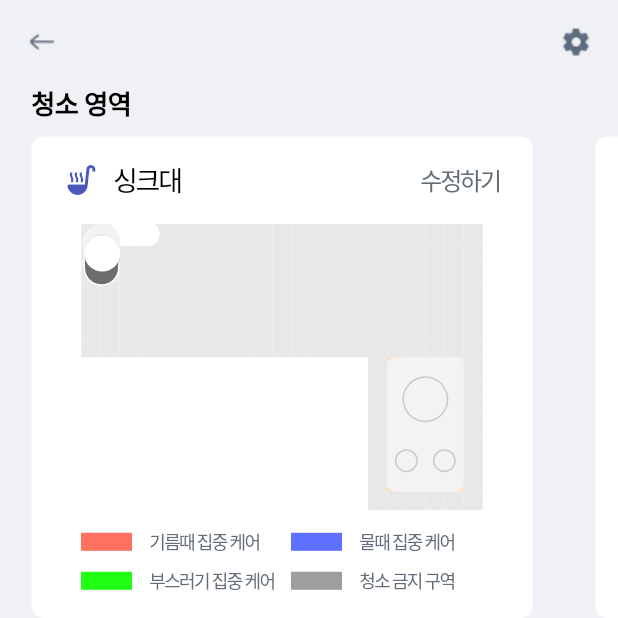
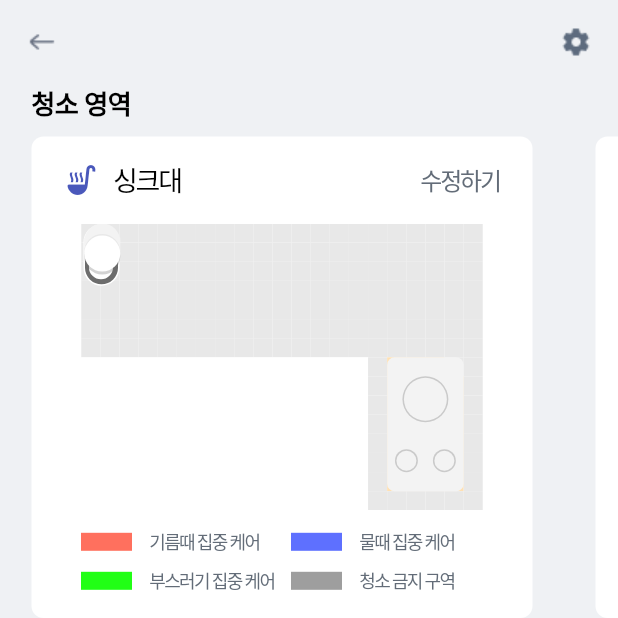
Before and after one commit to songga0/O2thinq, a Flutter app: the DeviceDetailPage screen opened directly with empty values, after a tap on "표준 모드", after a tap on "건식 모드", on a phone screen of 412 x 824 dp, the top half of it. Run offline on Flutter 3.47's test engine with Material 3 defaults, Android fonts, the phone set to English and light mode, and no system bars; our stand-ins replace permission_handler; missing offline and left inert: flutter_reactive_ble; Roboto replaces fonts that are missing (One UI Sans APP VF).

Commit message:
[탭했을때 청소기 움직이기]

```diff
--- a/lib/work_setting.dart
+++ b/lib/work_setting.dart
@@ -9,7 +9,6 @@ import 'package:o2thinq/cleanreservation.dart';
 import 'package:o2thinq/detail_func.dart';
 import 'package:o2thinq/draw_map.dart';
 import 'package:o2thinq/mapfix.dart';
-
 
 
 class CleanSpace extends StatefulWidget {
@@ -41,7 +40,7 @@ class _CleanSpaceState extends State<CleanSpace> with SingleTickerProviderStateM
   List<math.Point<int>> _path = [];
 
   Offset _currentPos = Offset.zero;
-  double _currentAngle = 0.0;
+  double _currentAngle = math.pi / 2;
 
   @override
   void initState() {
@@ -59,20 +58,17 @@ class _CleanSpaceState extends State<CleanSpace> with SingleTickerProviderStateM
           _mapWidth = box.size.width;
           _mapHeight = box.size.height;
 
-          // 1단계: 가장 먼 1까지 경로 찾기
           _path = findFarthestOneWithPath(widget.mapData) ?? [];
 
           if (_path.isEmpty) return;
 
-          // 2단계: 나머지 1들을 모두 방문하고 마지막에 0,0 복귀하는 경로 추가
           final remainingPath = findRemainingPath(widget.mapData, _path);
           _path.addAll(remainingPath);
 
           double cellWidth = _mapWidth / widget.mapData[0].length;
           double cellHeight = _mapHeight / widget.mapData.length;
 
-          // 초기 위치 셋팅
-          _currentPos = Offset(_path[0].y * cellWidth, _path[0].x * cellHeight);
+          _currentPos = Offset(0.6 * cellWidth, 1 * cellHeight);
 
           _controller.duration = Duration(seconds: _path.length * 2);
           _controller.addListener(() {
@@ -96,8 +92,6 @@ class _CleanSpaceState extends State<CleanSpace> with SingleTickerProviderStateM
               }
             });
           });
-
-          _controller.repeat(reverse: false);
         });
       }
     });
@@ -109,7 +103,6 @@ class _CleanSpaceState extends State<CleanSpace> with SingleTickerProviderStateM
     super.dispose();
   }
 
-  // 기존 BFS 최장 경로 (가장 먼 1까지 경로 찾기)
   List<math.Point<int>>? findFarthestOneWithPath(List<List<int>> mapData) {
     final int rows = mapData.length;
     final int cols = mapData[0].length;
@@ -172,7 +165,6 @@ final parent = List.generate(rows, (_) => List<math.Point<int>?>.filled(cols, nu
     return path.reversed.toList();
   }
 
-  // 새로 추가: BFS 최단 경로 찾기 (start -> end)
   List<math.Point<int>> findShortestPath(
       List<List<int>> mapData, math.Point<int> start, math.Point<int> end) {
     final int rows = mapData.length;
@@ -221,7 +213,6 @@ final parent = List.generate(rows, (_) => List<math.Point<int>?>.filled(cols, nu
     return path.reversed.toList();
   }
 
-  // 새로 추가: 나머지 1들을 가까운 순으로 방문하는 경로 생성 후 0,0으로 복귀
   List<math.Point<int>> findRemainingPath(
       List<List<int>> mapData, List<math.Point<int>> visitedPoints) {
     final int rows = mapData.length;
@@ -364,14 +355,20 @@ final parent = List.generate(rows, (_) => List<math.Point<int>?>.filled(cols, nu
                   ),
                   const SizedBox(height: 16),
                   Center(
+                    child: GestureDetector(
+                      onTap: () {
+                        if (_path.isNotEmpty && !_controller.isAnimating) {
+                          _controller.forward(from: 0.0);
+                        }
+                      },
                       child: Stack(
                         children: [
                           DrawMapMin(key: _mapKey, widget.mapData),
                           const Positioned(top: 10, left: -6, child: CleanerBottom()),
                           if (_path.isNotEmpty)
                             Positioned(
-                            top: _initTop + _currentPos.dy-12,
-                            left: _initLeft + _currentPos.dx-8,
+                              top: _initTop + _currentPos.dy - 12,
+                              left: _initLeft + _currentPos.dx - 8,
                               child: Transform.rotate(
                                 angle: _currentAngle + math.pi / 2,
                                 child: const Cleaner(),
@@ -379,6 +376,7 @@ final parent = List.generate(rows, (_) => List<math.Point<int>?>.filled(cols, nu
                             ),
                           const Positioned(top: 12, left: 2, child: CleanerTop()),
                         ],
+                      ),
                     ),
                   ),
                   const Spacer(),
@@ -411,6 +409,7 @@ final parent = List.generate(rows, (_) => List<math.Point<int>?>.filled(cols, nu
     );
   }
 }
+
 
 
 class CleanMode extends StatefulWidget {
```
Lines whose indentation alone changed are shown as unchanged.
